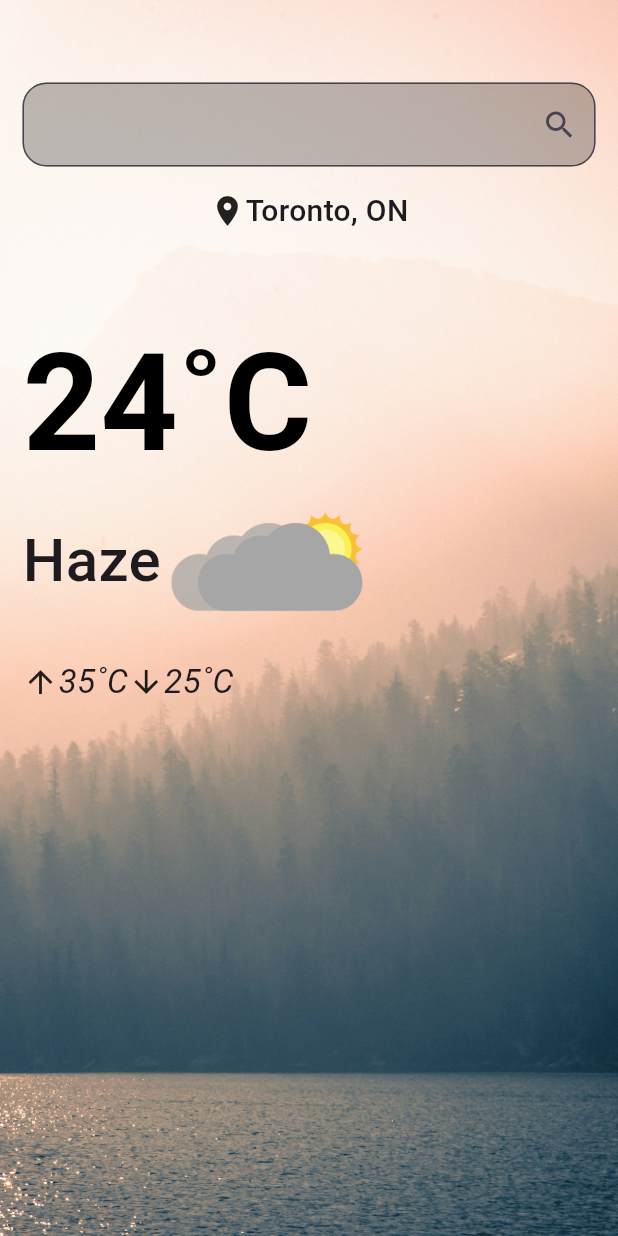
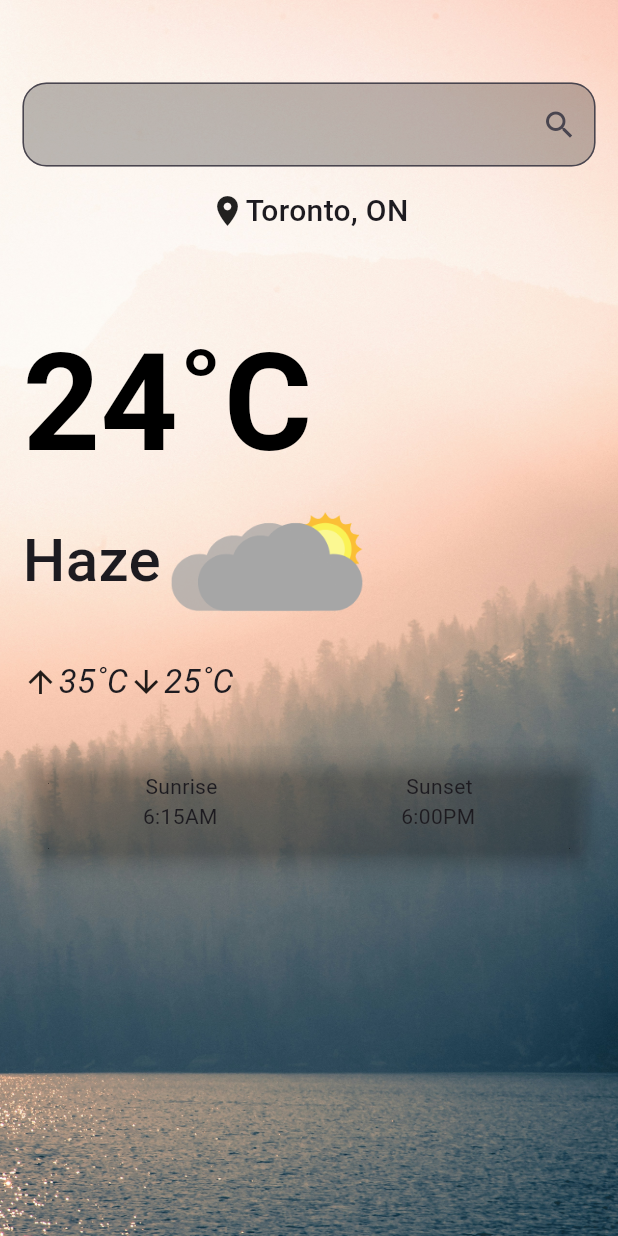
Before and after one commit to S0han/weather_app_flutter, a Flutter app: the screen it shows after launch, on a phone screen of 412 x 824 dp. Run offline on Flutter 3.47's test engine with Material 3 defaults, Android fonts, the phone set to English and light mode, and no system bars.

Commit message:
add: timeframe from start to end of day as a transparent card

```diff
--- a/lib/main.dart
+++ b/lib/main.dart
@@ -98,6 +98,26 @@ class WeatherPageState extends State<WeatherPage> {
                         style: TextStyle(fontSize: 22, fontStyle: FontStyle.italic),
                       ),
                   ]),
+                  SizedBox(height: 25),
+                  Card(
+                    elevation: 5,
+                    color: Colors.transparent,
+                    child: Container(
+                      child: Padding (
+                      padding: EdgeInsets.all(15),
+                      child: Column(
+                        children: [
+                          Row(
+                            mainAxisAlignment: MainAxisAlignment.spaceAround,
+                            children: [Text('Sunrise'), Text('Sunset')],
+                          ),
+                          Row(
+                            mainAxisAlignment: MainAxisAlignment.spaceAround,
+                            children: [Text('6:15AM'), Text('6:00PM')],
+                          )
+                        ],
+                      ))
+                  )),
                 ],),)
           ),
         ],
```
